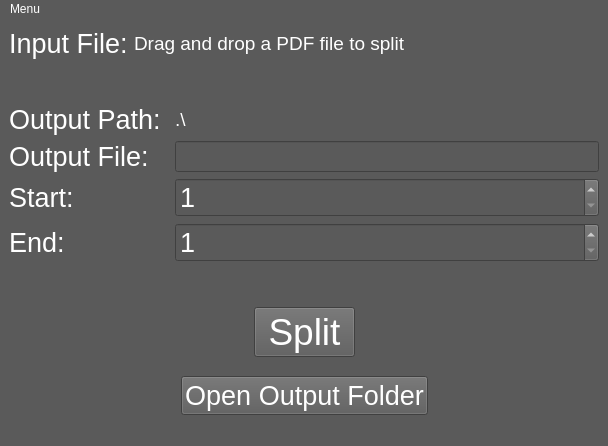
First picture: the form in UI designs/maingui.ui, repository Mehmet-Emre-Dogan/pdfSplitter-Gui, before the edit.
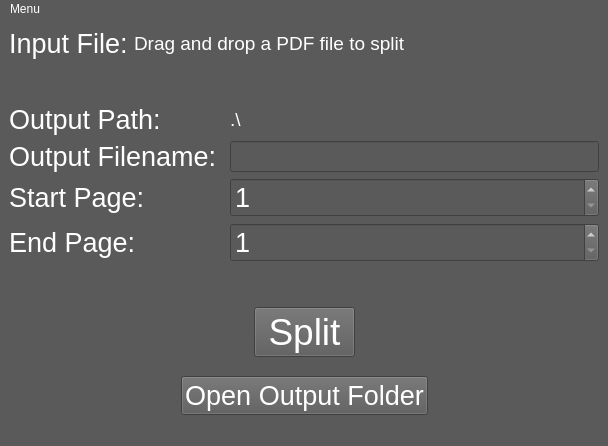
Second picture: the form after the edit.

What changed in the file:
```diff
--- a/UI designs/maingui.ui
+++ b/UI designs/maingui.ui
@@ -130,7 +130,7 @@
          </font>
         </property>
         <property name="text">
-         <string>Output File: </string>
+         <string>Output Filename: </string>
         </property>
        </widget>
       </item>
@@ -154,7 +154,7 @@
          </font>
         </property>
         <property name="text">
-         <string>Start: </string>
+         <string>Start Page: </string>
         </property>
        </widget>
       </item>
@@ -181,7 +181,7 @@
          </font>
         </property>
         <property name="text">
-         <string>End: </string>
+         <string>End Page: </string>
         </property>
        </widget>
       </item>
```
Left out of the diff: 3 changed lines with no effect on the pictures.
